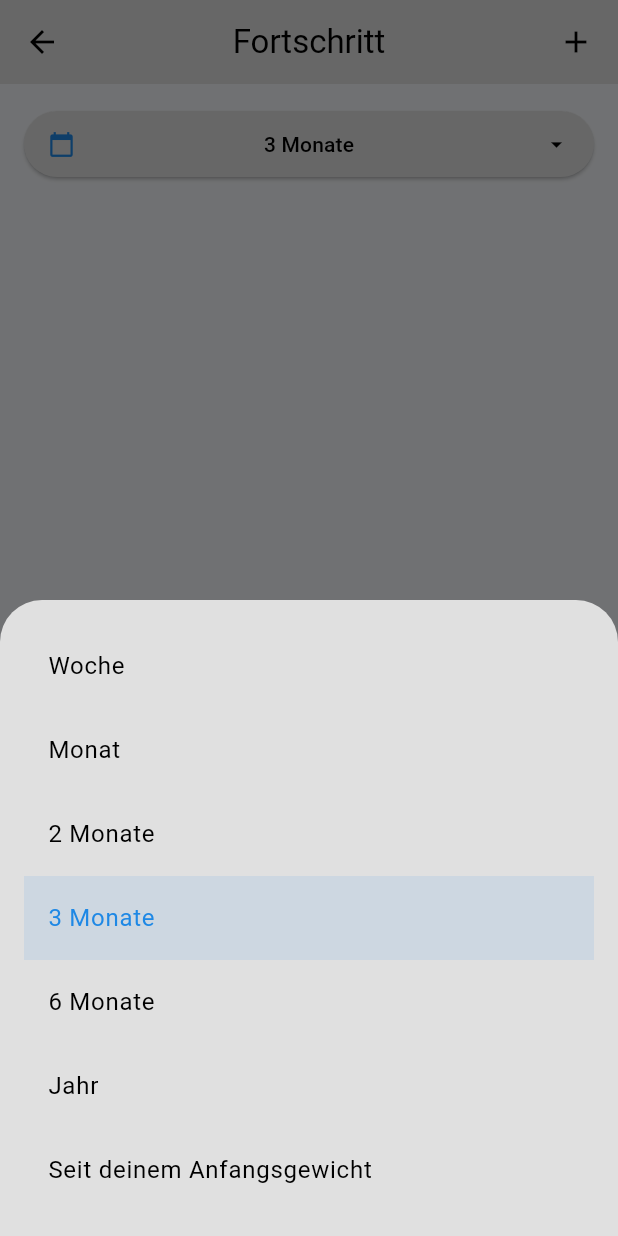
After one commit to 404TalentNotFound-67/Bodybuilding_tracking, a Flutter app: the BodyWeightProgress screen opened directly, after a tap on "3 Monate", on a phone screen of 412 x 824 dp. The commit adds this screen. Run offline on Flutter 3.47's test engine with Material 3 defaults, Android fonts, the phone set to English and light mode, and no system bars; our stand-ins replace google_nav_bar, hive_ce, hive_ce_flutter; accounts and stored records are empty; statements that could not run were skipped.

Commit message:
feat: Add time frame model and selector for weight tracking

```diff
--- /dev/null
+++ b/lib/features/weight/model/time_frame.dart
@@ -0,0 +1,22 @@
+enum TimeFrame { week, month, twoMonths, threeMonths, sixMonths, year, sinceStart }
+
+extension TimeFrameExtension on TimeFrame {
+  String get displayString {
+    switch (this) {
+      case TimeFrame.week:
+        return 'Woche';
+      case TimeFrame.month:
+        return 'Monat';
+      case TimeFrame.twoMonths:
+        return '2 Monate';
+      case TimeFrame.threeMonths:
+        return '3 Monate';
+      case TimeFrame.sixMonths:
+        return '6 Monate';
+      case TimeFrame.year:
+        return 'Jahr';
+      case TimeFrame.sinceStart:
+        return 'Seit deinem Anfangsgewicht';
+    }
+  }
+}
--- a/lib/features/weight/view/body_weight._container.dart
+++ b/lib/features/weight/view/body_weight._container.dart
@@ -1,5 +1,6 @@
 import 'package:bodybuilding_tracking/features/weight/data/weight_persistence.dart';
 import 'package:bodybuilding_tracking/features/weight/model/weight.dart';
+import 'package:bodybuilding_tracking/features/weight/view/body_weight_progress.dart';
 import 'package:flutter/material.dart';
 
 class BodyWeightContainer extends StatelessWidget {
@@ -8,7 +9,19 @@ class BodyWeightContainer extends StatelessWidget {
   @override
   Widget build(BuildContext context) {
     final WeightRepository weightRepository = WeightRepository();
-    return Container(
+    List<WeightEntry> allEntries = weightRepository.getAll();
+
+    print("New entries count: ${allEntries.length}");
+
+    for (WeightEntry entry in allEntries) {
+      print("Entry: ${entry.date} - ${entry.weight}");
+    }
+
+    return GestureDetector(
+      onTap: () {
+        Navigator.push(context, MaterialPageRoute(builder: (context) => BodyWeightProgress()));
+      },
+      child: Container(
         padding: EdgeInsets.all(16),
         decoration: BoxDecoration(
           color: Theme.of(context).colorScheme.surfaceContainer,
@@ -30,21 +43,17 @@ class BodyWeightContainer extends StatelessWidget {
                     DateTime key = DateTime.now();
                     WeightEntry entry = WeightEntry(date: key, weight: 71.2);
                     await weightRepository.addWeight(entry, key);
-
-                  List<WeightEntry> allEntries = weightRepository.getAll();
-
-                  print("New entries count: ${allEntries.length}");
-
-                  for (WeightEntry entry in allEntries) {
-                    print("Entry: ${entry.date} - ${entry.weight}");
-                  }
                   },
                   icon: Icon(Icons.add, color: Theme.of(context).colorScheme.primary),
                 ),
               ],
             ),
-          Text("Keine Einträge vorhanden"),
+
+            allEntries.isNotEmpty ? Text("${allEntries.length} Einträge vorhanden") : Text("Keine Einträge vorhanden"),
+
+            //Text("Keine Einträge vorhanden"),
           ],
+        ),
       ),
     );
   }
--- /dev/null
+++ b/lib/features/weight/view/body_weight_progress.dart
@@ -0,0 +1,33 @@
+import 'package:bodybuilding_tracking/features/weight/model/time_frame.dart';
+import 'package:bodybuilding_tracking/features/weight/view/widgets/time_frame_selector.dart';
+import 'package:flutter/material.dart';
+
+class BodyWeightProgress extends StatefulWidget {
+  const BodyWeightProgress({super.key});
+
+  @override
+  State<BodyWeightProgress> createState() => _BodyWeightProgressState();
+}
+
+class _BodyWeightProgressState extends State<BodyWeightProgress> {
+  TimeFrame selectedTimeFrame = TimeFrame.threeMonths;
+
+  @override
+  Widget build(BuildContext context) {
+    return Scaffold(
+      appBar: AppBar(
+        title: Text("Fortschritt"),
+        centerTitle: true,
+        actions: [Padding(padding: EdgeInsets.all(16), child: Icon(Icons.add))],
+      ),
+      body: Column(
+        children: [
+          TimeFrameSelectorButton(
+            selectedTimeFrame: selectedTimeFrame,
+            onTimeFrameSelected: (tf) => setState(() => selectedTimeFrame = tf),
+          ),
+        ],
+      ),
+    );
+  }
+}
--- /dev/null
+++ b/lib/features/weight/view/widgets/time_frame_selector.dart
@@ -0,0 +1,68 @@
+import 'package:bodybuilding_tracking/features/weight/model/time_frame.dart';
+import 'package:flutter/material.dart';
+
+class TimeFrameSelector extends StatelessWidget {
+  final void Function(TimeFrame) onTimeFrameSelected;
+  final TimeFrame selectedTimeFrame;
+
+  const TimeFrameSelector({super.key, required this.onTimeFrameSelected, required this.selectedTimeFrame});
+
+  @override
+  Widget build(BuildContext context) {
+    return Container(
+      padding: const EdgeInsets.all(16),
+      child: Column(
+        mainAxisSize: MainAxisSize.min,
+        children: TimeFrame.values.map((TimeFrame tf) {
+          return ListTile(
+            title: Text(tf.displayString),
+            onTap: () {
+              onTimeFrameSelected(tf);
+              Navigator.pop(context);
+            },
+            selected: selectedTimeFrame == tf,
+            selectedTileColor: Theme.of(context).colorScheme.primary.withValues(alpha: 0.1),
+          );
+        }).toList(),
+      ),
+    );
+  }
+}
+
+class TimeFrameSelectorButton extends StatelessWidget {
+  final TimeFrame selectedTimeFrame;
+  final void Function(TimeFrame) onTimeFrameSelected;
+
+  const TimeFrameSelectorButton({super.key, required this.selectedTimeFrame, required this.onTimeFrameSelected});
+
+  @override
+  Widget build(BuildContext context) {
+    return Padding(
+      padding: const EdgeInsets.all(16.0),
+      child: ElevatedButton(
+        onPressed: () => showModalBottomSheet(
+          context: context,
+          builder: (context) => TimeFrameSelector(
+            onTimeFrameSelected: (tf) => onTimeFrameSelected(tf),
+            selectedTimeFrame: selectedTimeFrame,
+          ),
+        ),
+        style: ElevatedButton.styleFrom(
+          backgroundColor: Theme.of(context).colorScheme.surface,
+          foregroundColor: Theme.of(context).colorScheme.onSurface,
+          padding: const EdgeInsets.symmetric(horizontal: 16, vertical: 12),
+        ),
+        child: Row(
+          mainAxisSize: MainAxisSize.min,
+          children: [
+            Icon(Icons.calendar_today, color: Theme.of(context).colorScheme.primary),
+            Spacer(flex: 1),
+            Text(selectedTimeFrame.displayString),
+            Spacer(flex: 1),
+            Icon(Icons.arrow_drop_down, color: Theme.of(context).colorScheme.onSurface),
+          ],
+        ),
+      ),
+    );
+  }
+}
```
Lines whose indentation alone changed are shown as unchanged.
